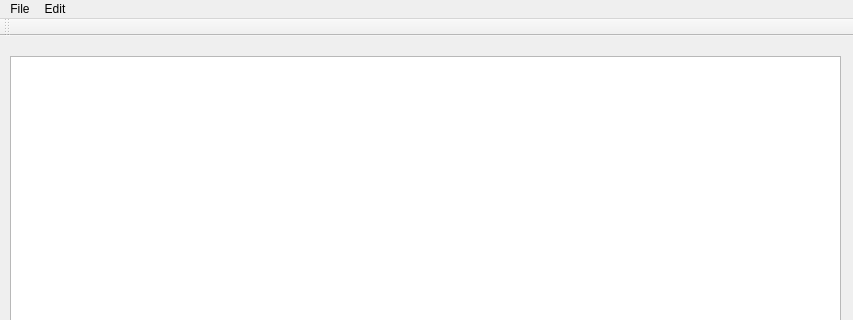
Above: MIPS_Assembler/MIPS_Assembler.ui from HaoPatrick/MIPSAssembler before the change; both pictures show x 0 to 853 and y 0 to 320 of the 853 by 653 pixel window. Below: the same form after it.
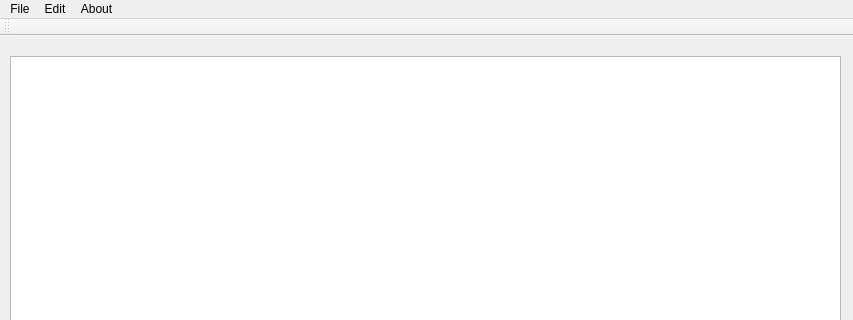
That is the form after the change.

Commit message: just a line to show I'm still alive

```diff
--- a/MIPS_Assembler/MIPS_Assembler.ui
+++ b/MIPS_Assembler/MIPS_Assembler.ui
@@ -52,8 +52,14 @@
     <addaction name="actionRedo"/>
     <addaction name="actionUndo"/>
    </widget>
+   <widget class="QMenu" name="menuAbout">
+    <property name="title">
+     <string>About</string>
+    </property>
+   </widget>
    <addaction name="fileButton_2"/>
    <addaction name="menuEdit"/>
+   <addaction name="menuAbout"/>
   </widget>
   <widget class="QToolBar" name="mainToolBar">
    <attribute name="toolBarArea">
```
